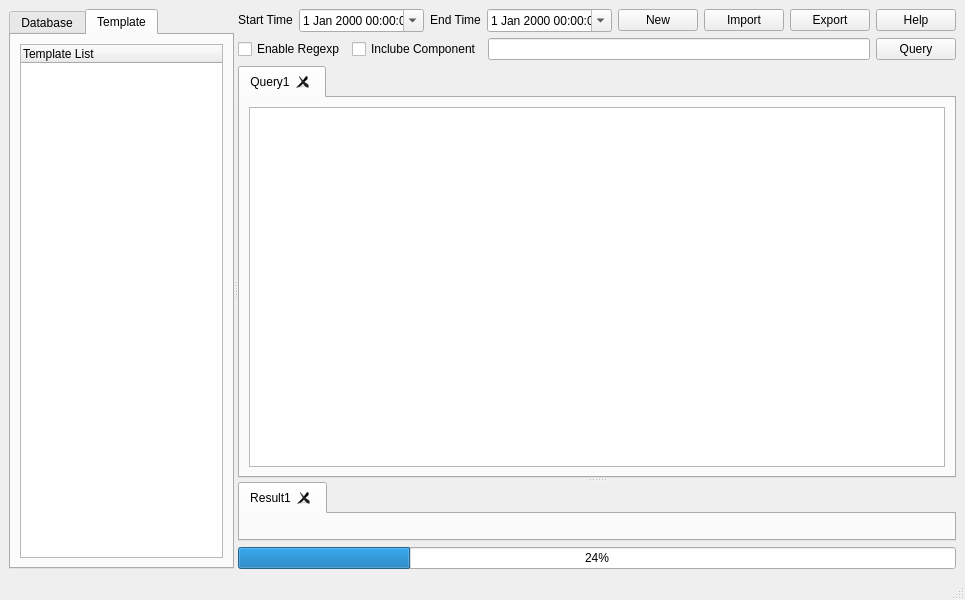
This is resource/gui/LogAnalysis.ui in Bader-CN/LogAnalysis as Qt 5 draws it before an edit. The edited form follows.
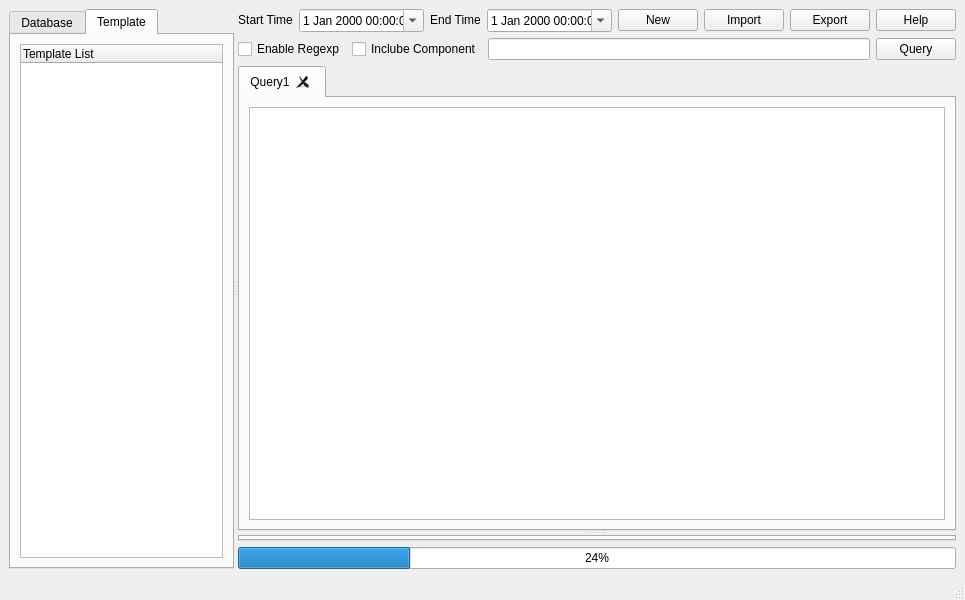
This is the edited form.

Commit message: optimize the display

```diff
--- a/resource/gui/LogAnalysis.ui
+++ b/resource/gui/LogAnalysis.ui
@@ -317,11 +317,6 @@
            <property name="movable">
             <bool>true</bool>
            </property>
-           <widget class="QWidget" name="tabResult">
-            <attribute name="title">
-             <string>Result1</string>
-            </attribute>
-           </widget>
           </widget>
          </widget>
         </item>
```
Left out of the diff: 2 changed lines with no effect on the pictures. The commit also changes 1 other file.
